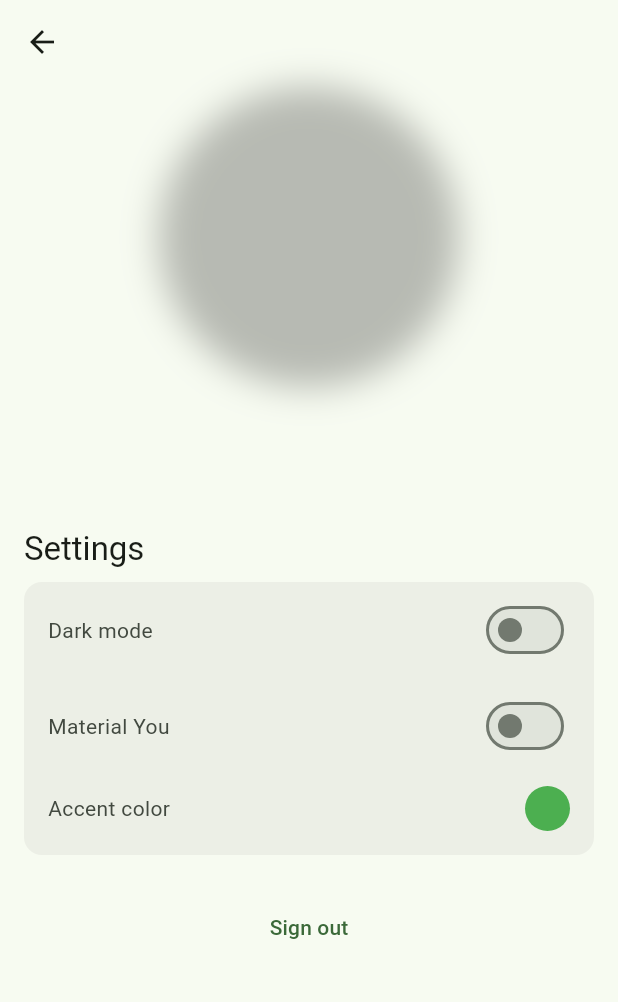
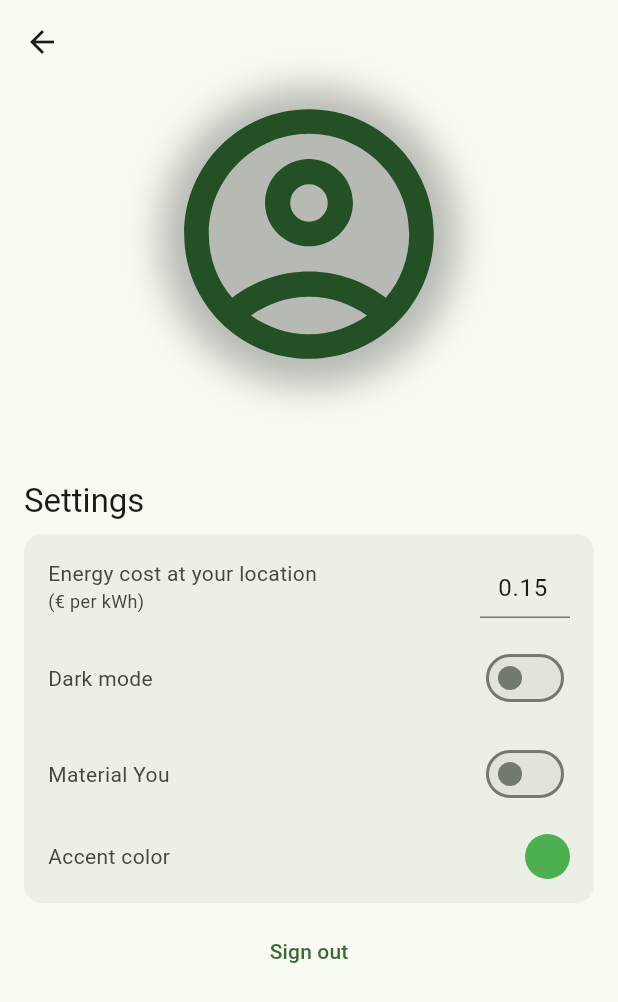
Before and after one commit to pedroafmonteiro/project-esof-leic, a Flutter app: the screen it shows once a user with an empty profile is signed in, after a tap on the "account circle" icon, on a phone screen of 412 x 824 dp. Shown: the top 1002 px of the screen. Run offline on Flutter 3.47's test engine with Material 3 defaults, Android fonts, the phone set to English and light mode, and no system bars; drawn by our look-alikes of dynamic_color; our stand-ins replace cached_network_image, firebase_auth, firebase_core, firebase_database, fl_chart, google_sign_in and 1 more; accounts and stored records are empty; network calls fail.

Commit message:
Corrections finish -> Guilherme,Rodrigo,Vicente

```diff
--- a/eco_tracker/lib/views/profile/profile_view.dart
+++ b/eco_tracker/lib/views/profile/profile_view.dart
@@ -24,16 +24,18 @@ class ProfileView extends StatelessWidget {
   @override
   Widget build(BuildContext context) {
     final settingsService = Provider.of<SettingsService>(context);
+    final costController = TextEditingController(
+      text: settingsService.energyCost.toStringAsFixed(2),
+    );
 
     return Scaffold(
       resizeToAvoidBottomInset: true,
       appBar: AppBar(forceMaterialTransparency: true),
       body: Padding(
-        padding: const EdgeInsets.only(left: 16.0, right: 16.0),
+        padding: const EdgeInsets.symmetric(horizontal: 16.0),
         child: SingleChildScrollView(
           child: Column(
             crossAxisAlignment: CrossAxisAlignment.start,
-            spacing: 8.0,
             children: [
               Center(
                 child: Hero(
@@ -61,8 +63,12 @@ class ProfileView extends StatelessWidget {
                           avatarUrl!,
                         ),
                       )
-                          : CircleAvatar(
+                          : const CircleAvatar(
                         backgroundColor: Colors.transparent,
+                        child: Icon(
+                          Icons.account_circle_outlined,
+                          size: 200,
+                        ),
                       ),
                     ),
                   ),
@@ -93,21 +99,23 @@ class ProfileView extends StatelessWidget {
                   },
                 ),
               ),
-              SizedBox(height: 16.0),
+              const SizedBox(height: 16),
               Text(
                 "Settings",
                 style: Theme.of(context).textTheme.titleLarge,
                 textAlign: TextAlign.center,
               ),
+              const SizedBox(height: 8),
               Container(
-                padding: EdgeInsets.symmetric(horizontal: 16.0, vertical: 8.0),
+                padding: const EdgeInsets.all(16.0),
                 decoration: BoxDecoration(
                   color: Theme.of(context).colorScheme.surfaceContainer,
                   borderRadius: BorderRadius.circular(12.0),
                 ),
                 child: Column(
                   children: [
-                    /* Row(
+                    Row(
+                      crossAxisAlignment: CrossAxisAlignment.start,
                       children: [
                         Expanded(
                           child: Column(
@@ -116,19 +124,13 @@ class ProfileView extends StatelessWidget {
                               Text(
                                 "Energy cost at your location",
                                 style: TextStyle(
-                                  color:
-                                      Theme.of(
-                                        context,
-                                      ).colorScheme.onSurfaceVariant,
+                                  color: Theme.of(context).colorScheme.onSurfaceVariant,
                                 ),
                               ),
                               Text(
                                 "(€ per kWh)",
                                 style: TextStyle(
-                                  color:
-                                      Theme.of(
-                                        context,
-                                      ).colorScheme.onSurfaceVariant,
+                                  color: Theme.of(context).colorScheme.onSurfaceVariant,
                                   fontSize: 12,
                                 ),
                               ),
@@ -138,33 +140,45 @@ class ProfileView extends StatelessWidget {
                         SizedBox(
                           width: 60,
                           child: TextField(
-                            controller: TextEditingController(text: "0.15"),
-                            keyboardType: TextInputType.numberWithOptions(
-                              decimal: true,
-                            ),
+                            controller: costController,
+                            keyboardType: const TextInputType.numberWithOptions(decimal: true),
                             textAlign: TextAlign.center,
                             style: TextStyle(
-                              color:
-                                  Theme.of(
-                                    context,
-                                  ).colorScheme.onSurfaceVariant,
+                              color: Theme.of(context).colorScheme.onSurface,
                             ),
-                            onChanged: (value) {},
+                            onSubmitted: (value) {
+                              final parsed = double.tryParse(value);
+                              if (parsed != null && parsed >= 0) {
+                                settingsService.setEnergyCost(parsed);
+                              } else {
+                                ScaffoldMessenger.of(context).showSnackBar(
+                                  SnackBar(
+                                    content: const Text('Please enter a valid, positive number.'),
+                                    backgroundColor: Theme.of(context).colorScheme.error,
+                                  ),
+                                );
+                              }
+                            },
+                            decoration: const InputDecoration(
+                              isDense: true,
+                              contentPadding: EdgeInsets.symmetric(vertical: 8.0),
+                            ),
                           ),
                         ),
                       ],
                     ),
-                    SizedBox(height: 16.0), */
+                    const SizedBox(height: 16),
+
+                    // DARK MODE
                     Row(
                       children: [
                         Text(
                           "Dark mode",
                           style: TextStyle(
-                            color:
-                                Theme.of(context).colorScheme.onSurfaceVariant,
+                            color: Theme.of(context).colorScheme.onSurfaceVariant,
                           ),
                         ),
-                        Spacer(),
+                        const Spacer(),
                         Switch(
                           value: settingsService.darkMode,
                           onChanged: (value) {
@@ -173,17 +187,18 @@ class ProfileView extends StatelessWidget {
                         ),
                       ],
                     ),
-                    SizedBox(height: 16.0),
+                    const SizedBox(height: 16),
+
+                    // MATERIAL YOU
                     Row(
                       children: [
                         Text(
                           "Material You",
                           style: TextStyle(
-                            color:
-                                Theme.of(context).colorScheme.onSurfaceVariant,
+                            color: Theme.of(context).colorScheme.onSurfaceVariant,
                           ),
                         ),
-                        Spacer(),
+                        const Spacer(),
                         Switch(
                           value: settingsService.materialYou,
                           onChanged: (value) {
@@ -192,22 +207,21 @@ class ProfileView extends StatelessWidget {
                         ),
                       ],
                     ),
+
+                    // ACCENT COLOR
                     if (!settingsService.materialYou) ...[
-                      SizedBox(height: 16.0),
+                      const SizedBox(height: 16),
                       Row(
                         children: [
                           Text(
                             "Accent color",
                             style: TextStyle(
-                              color: Theme.of(context)
-                                  .colorScheme
-                                  .onSurfaceVariant,
+                              color: Theme.of(context).colorScheme.onSurfaceVariant,
                             ),
                           ),
-                          Spacer(),
+                          const Spacer(),
                           GestureDetector(
                             onTap: () {
-                              // Show color selection dialog
                               showDialog(
                                 context: context,
                                 builder: (BuildContext context) {
@@ -217,12 +231,10 @@ class ProfileView extends StatelessWidget {
                                       spacing: 10,
                                       runSpacing: 10,
                                       alignment: WrapAlignment.center,
-                                      children: SettingsService.predefinedColors
-                                          .map((option) {
+                                      children: SettingsService.predefinedColors.map((option) {
                                         return GestureDetector(
                                           onTap: () {
-                                            settingsService
-                                                .setAccentColor(option.color);
+                                            settingsService.setAccentColor(option.color);
                                             Navigator.of(context).pop();
                                           },
                                           child: Container(
@@ -232,29 +244,21 @@ class ProfileView extends StatelessWidget {
                                               color: option.color,
                                               shape: BoxShape.circle,
                                               border: Border.all(
-                                                color: settingsService
-                                                            .accentColor ==
-                                                        option.color
+                                                color: settingsService.accentColor == option.color
                                                     ? Colors.white
                                                     : Colors.transparent,
                                                 width: 2,
                                               ),
                                               boxShadow: [
                                                 BoxShadow(
-                                                  color: Colors.black
-                                                      .withOpacity(0.2),
+                                                  color: Colors.black.withOpacity(0.2),
                                                   blurRadius: 5,
-                                                  offset: Offset(0, 2),
+                                                  offset: const Offset(0, 2),
                                                 ),
                                               ],
                                             ),
-                                            child:
-                                                settingsService.accentColor ==
-                                                        option.color
-                                                    ? Icon(
-                                                        Icons.check,
-                                                        color: Colors.white,
-                                                      )
+                                            child: settingsService.accentColor == option.color
+                                                ? const Icon(Icons.check, color: Colors.white)
                                                 : null,
                                           ),
                                         );
@@ -283,12 +287,11 @@ class ProfileView extends StatelessWidget {
                           ),
                         ],
                       ),
-                      SizedBox(height: 8.0),
                     ],
                   ],
                 ),
               ),
-              SizedBox(height: 8.0),
+              const SizedBox(height: 8),
               Center(
                 child: Consumer<AuthenticationService>(
                   builder: (context, provider, child) {
@@ -301,7 +304,7 @@ class ProfileView extends StatelessWidget {
                           }
                         });
                       },
-                      child: Text("Sign out"),
+                      child: const Text("Sign out"),
                     );
                   },
                 ),
```
Also changed, not shown: eco_tracker/lib/models/graph_data_model.dart (+10 -9 lines), eco_tracker/lib/views/statistics/widgets/pages/monthly_page.dart (+8 -3 lines), eco_tracker/lib/views/statistics/widgets/pages/weekly_page.dart (+8 -4 lines), eco_tracker/lib/views/statistics/widgets/pages/yearly_page.dart (+8 -4 lines). Lines whose indentation alone changed are shown as unchanged.
